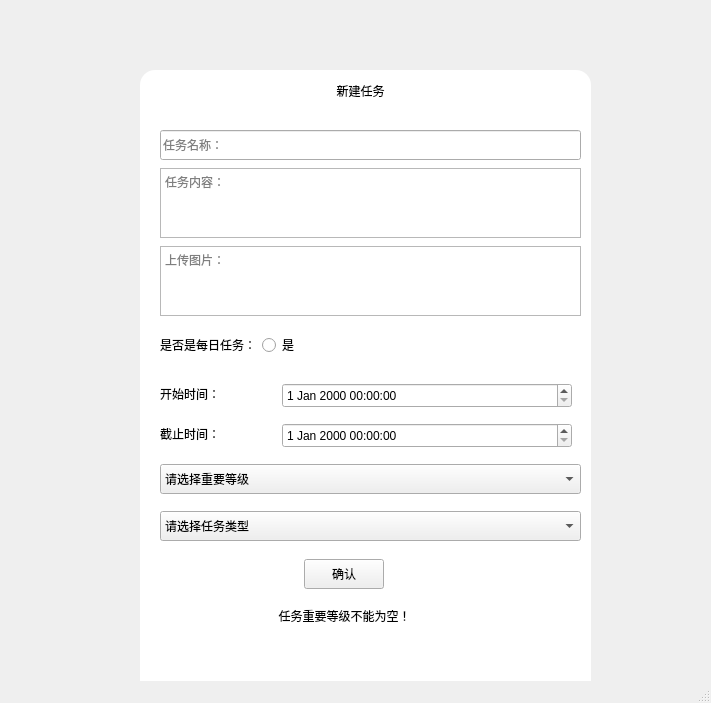
AiDahanwen/BUAA_2024_Python_Project, file frontend/add_task.ui: the form before one commit.
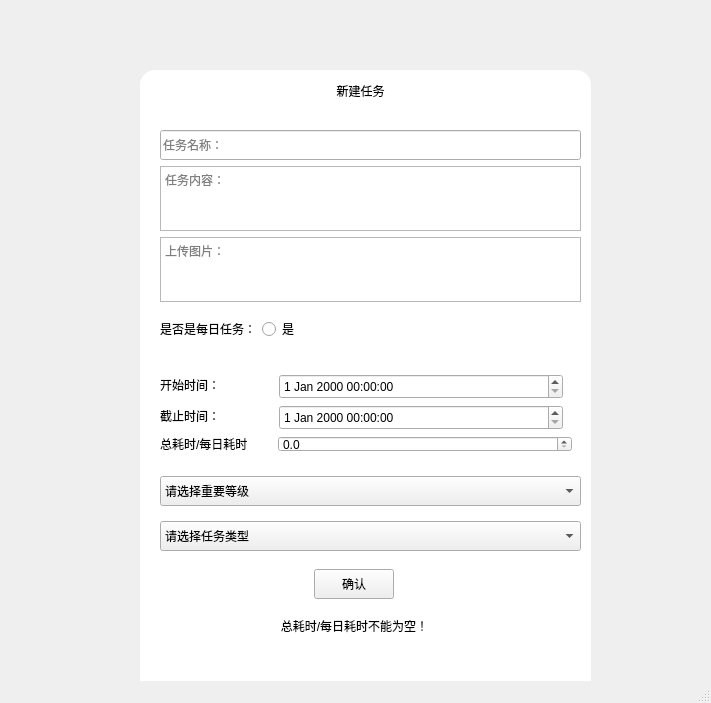
The form after the commit. Icons and pictures are not drawn.

The edit to the form file:
```diff
--- a/frontend/add_task.ui
+++ b/frontend/add_task.ui
@@ -76,7 +76,7 @@
        <x>20</x>
        <y>60</y>
        <width>421</width>
-       <height>411</height>
+       <height>421</height>
       </rect>
      </property>
      <property name="styleSheet">
@@ -87,7 +87,7 @@
      </property>
      <layout class="QVBoxLayout" name="verticalLayout">
       <property name="spacing">
-       <number>8</number>
+       <number>6</number>
       </property>
       <property name="leftMargin">
        <number>0</number>
@@ -208,7 +208,7 @@
          <number>0</number>
         </property>
         <widget class="QWidget" name="page_2">
-         <widget class="QWidget" name="layoutWidget">
+         <widget class="QFrame" name="frame">
           <property name="geometry">
            <rect>
             <x>0</x>
@@ -221,6 +221,9 @@
            <property name="spacing">
             <number>0</number>
            </property>
+           <property name="leftMargin">
+            <number>0</number>
+           </property>
            <item>
             <widget class="QFrame" name="frame_2">
              <property name="sizePolicy">
@@ -534,6 +537,59 @@
         </widget>
        </widget>
       </item>
+      <item>
+       <widget class="QFrame" name="frame">
+        <property name="sizePolicy">
+         <sizepolicy hsizetype="Preferred" vsizetype="Expanding">
+          <horstretch>0</horstretch>
+          <verstretch>1</verstretch>
+         </sizepolicy>
+        </property>
+        <property name="minimumSize">
+         <size>
+          <width>421</width>
+          <height>34</height>
+         </size>
+        </property>
+        <layout class="QHBoxLayout" name="horizontalLayout_12">
+         <property name="spacing">
+          <number>0</number>
+         </property>
+         <property name="leftMargin">
+          <number>0</number>
+         </property>
+         <item>
+          <widget class="QLabel" name="label_13">
+           <property name="sizePolicy">
+            <sizepolicy hsizetype="Expanding" vsizetype="Preferred">
+             <horstretch>4</horstretch>
+             <verstretch>0</verstretch>
+            </sizepolicy>
+           </property>
+           <property name="text">
+            <string>总耗时/每日耗时</string>
+           </property>
+          </widget>
+         </item>
+         <item>
+          <widget class="QDoubleSpinBox" name="doubleSpinBox_duration">
+           <property name="sizePolicy">
+            <sizepolicy hsizetype="Expanding" vsizetype="Fixed">
+             <horstretch>10</horstretch>
+             <verstretch>0</verstretch>
+            </sizepolicy>
+           </property>
+           <property name="decimals">
+            <number>1</number>
+           </property>
+           <property name="singleStep">
+            <double>0.500000000000000</double>
+           </property>
+          </widget>
+         </item>
+        </layout>
+       </widget>
+      </item>
       <item>
        <widget class="QFrame" name="frame">
         <property name="sizePolicy">
@@ -703,8 +759,8 @@
     <widget class="QFrame" name="frame">
      <property name="geometry">
       <rect>
-       <x>40</x>
-       <y>480</y>
+       <x>50</x>
+       <y>490</y>
        <width>329</width>
        <height>95</height>
       </rect>
@@ -738,7 +794,7 @@
          </size>
         </property>
         <property name="currentIndex">
-         <number>4</number>
+         <number>5</number>
         </property>
         <widget class="QWidget" name="page"/>
         <widget class="QWidget" name="page_task_void">
@@ -803,6 +859,20 @@
           </item>
          </layout>
         </widget>
+        <widget class="QWidget" name="page_5">
+         <layout class="QHBoxLayout" name="horizontalLayout_14">
+          <item>
+           <widget class="QLabel" name="label_14">
+            <property name="text">
+             <string>总耗时/每日耗时不能为空！</string>
+            </property>
+            <property name="alignment">
+             <set>Qt::AlignCenter</set>
+            </property>
+           </widget>
+          </item>
+         </layout>
+        </widget>
        </widget>
       </item>
      </layout>
```
